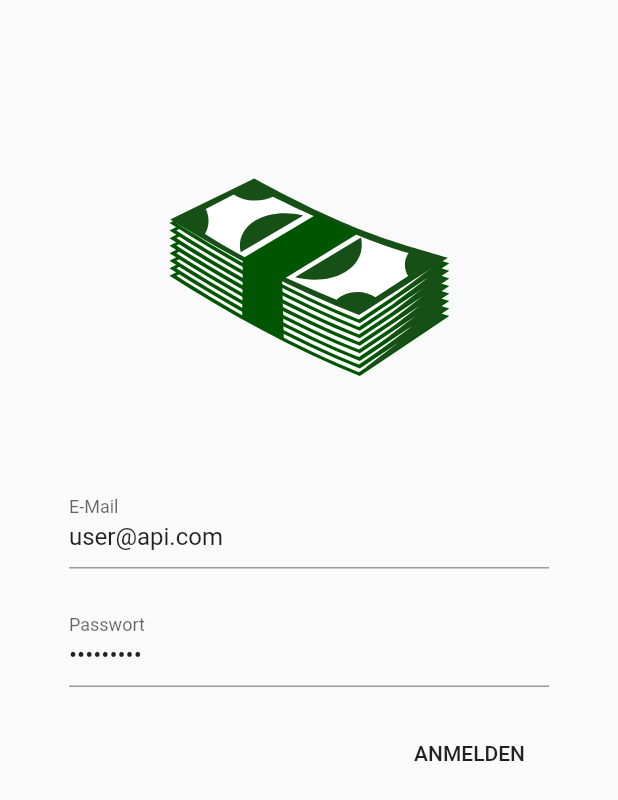
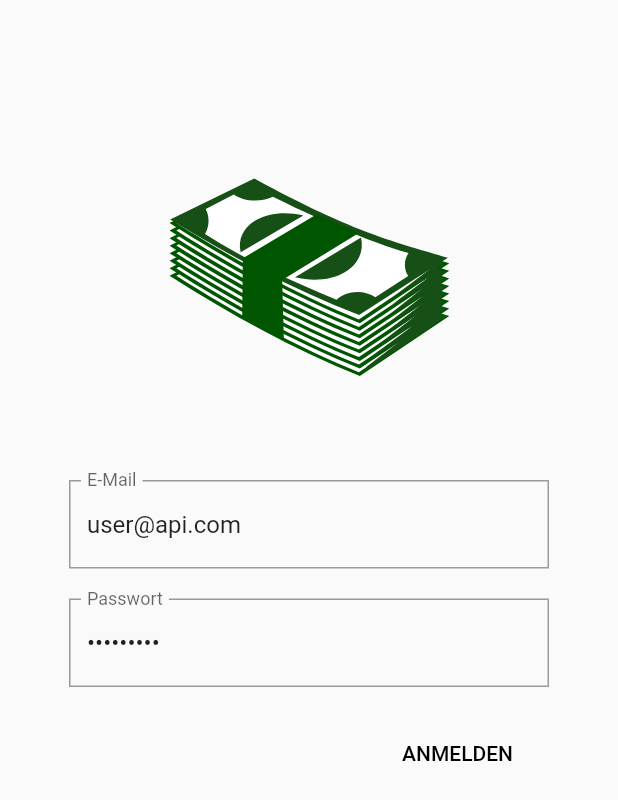
Before and after one commit to masseelch/api-skeleton, a Flutter app: the screen it shows after launch, on a phone screen of 412 x 824 dp. Shown: the top 800 px of the screen. Run offline on Flutter 3.47's test engine with Material 2 defaults, Android fonts, the phone set to English and light mode, and no system bars; our stand-ins replace dio, flutter_svg, shared_preferences; missing offline and left inert: dio_flutter_transformer; generated files the repository leaves out were written again.

```diff
--- a/client/lib/app.dart
+++ b/client/lib/app.dart
@@ -1,6 +1,3 @@
-import 'package:client/screens/login.dart';
-import 'package:client/screens/splash.dart';
-import 'package:client/services/token.dart';
 import 'package:dio/dio.dart';
 import 'package:flutter/material.dart';
 import 'package:flutter_svg/svg.dart';
@@ -8,6 +5,10 @@ import 'package:provider/provider.dart';
 
 import 'config.dart';
 import 'generated/repository/provider.dart';
+import 'screens/home.dart';
+import 'screens/login.dart';
+import 'screens/splash.dart';
+import 'services/token.dart';
 import 'utils/dio.dart';
 
 class App extends StatefulWidget {
@@ -61,11 +62,19 @@ class _AppState extends State<App> {
           title: 'Flutter Demo',
           theme: ThemeData(
             primarySwatch: Colors.teal,
+            buttonTheme: ButtonThemeData(
+              textTheme: ButtonTextTheme.primary,
+            ),
+            inputDecorationTheme: const InputDecorationTheme(
+              border: const OutlineInputBorder(
+                borderRadius: BorderRadius.zero,
+              ),
+            ),
           ),
           routes: {
             '/': (_) => SplashScreen(logo: logo),
             '/login': (_) => LoginScreen(logo: logo),
-            '/home': (_) => Text('home'),
+            '/home': (_) => HomeScreen(),
           },
         ));
   }
--- a/client/lib/main_local.dart
+++ b/client/lib/main_local.dart
@@ -7,7 +7,7 @@ void main() {
   runApp(const App(
     config: const Config(
       env: Environment.dev,
-      baseUrl: 'https://10.0.2.2:8000',
+      baseUrl: 'http://10.0.2.2:8000',
     ),
   ));
 }
--- a/client/lib/services/token.dart
+++ b/client/lib/services/token.dart
@@ -4,6 +4,7 @@ import 'package:shared_preferences/shared_preferences.dart';
 
 class TokenService {
   static const _tokenKey = 'api-skeleton-token';
+
   // static const _tokenLifeExpiredAtKey = 'api-skeleton-token-life-expired-at'
 
   Future<String> getToken() async =>
@@ -12,6 +13,9 @@ class TokenService {
   Future<bool> setToken(String t) async =>
       (await SharedPreferences.getInstance()).setString(_tokenKey, t);
 
+  Future<bool> deleteToken() async =>
+      (await SharedPreferences.getInstance()).remove(_tokenKey);
+
   static TokenService of(BuildContext context) =>
       Provider.of<TokenService>(context, listen: false);
 }
```
Also changed, not shown: client/lib/screens/home.dart (added, +28 -0 lines), client/lib/widgets/drawer.dart (added, +53 -0 lines), 3 other files.
